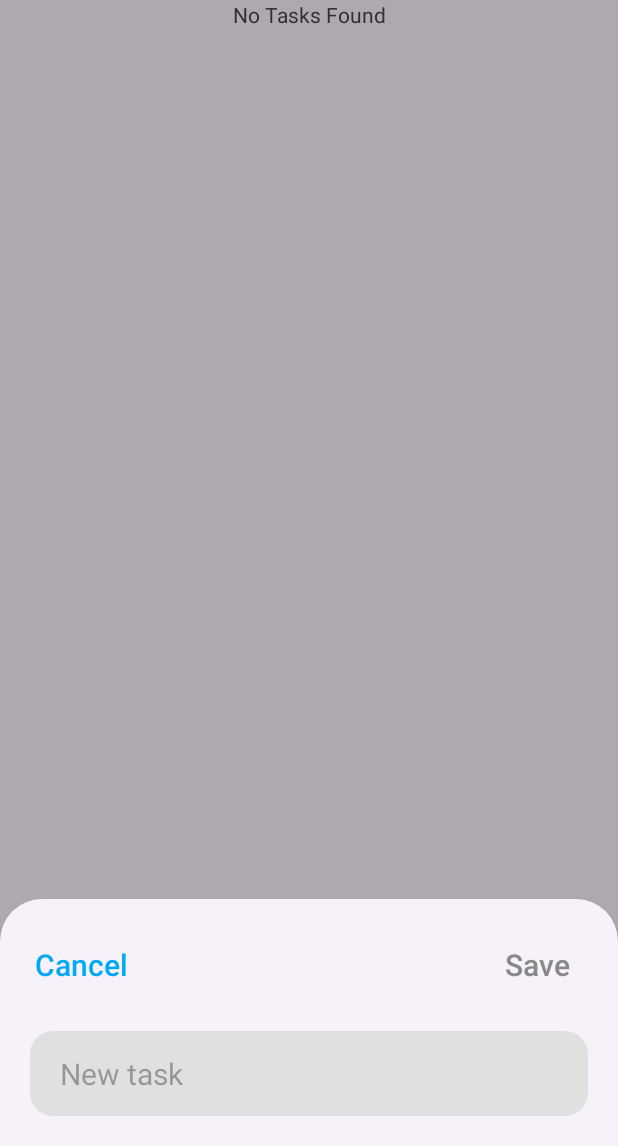
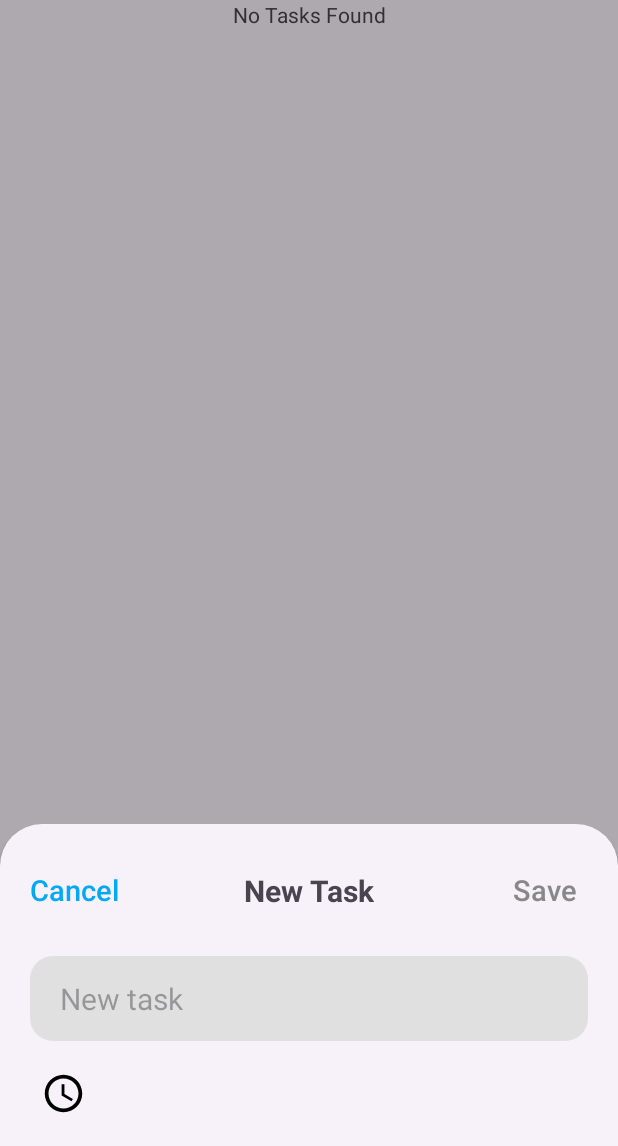
Before and after one commit to Phadoo/todo-list-android, an Android app: the screen it shows after launch (MainActivity), after a tap on an icon or button, on a phone screen of 412 x 824 dp, the part 90-1236 px from its top. Run offline under Robolectric (Android 15) with nearby library versions, the phone set to English and light mode, and no system bars; libraries missing offline, so code that uses them is left out: it.xabaras.android.

Commit message:
Fix on task not adding, tried to add features for DateTime

```diff
--- a/app/src/main/java/com/example/to_dolist/AddNewTask.java
+++ b/app/src/main/java/com/example/to_dolist/AddNewTask.java
@@ -67,6 +67,7 @@ public class AddNewTask extends BottomSheetDialogFragment {
         Button mSaveButton = view.findViewById(R.id.addButton);
         Button mCancelButton = view.findViewById(R.id.cancelButton);
         ImageButton mDeleteButton = view.findViewById(R.id.deleteButton);
+        ImageButton mTimeButton = view.findViewById(R.id.timeButton);
 
         // Use MainActivity's DatabaseHelper instance (passed via constructor/setter if needed)
         myDB = new DatabaseHelper(requireActivity());
@@ -119,9 +120,12 @@ public class AddNewTask extends BottomSheetDialogFragment {
         mSaveButton.setOnClickListener(v -> handleSave(finalTaskId, finalIsUpdate));
         mCancelButton.setOnClickListener(v -> dismiss());
         mDeleteButton.setOnClickListener(v -> deleteTask(finalTaskId));
+
+        // TODO: Add Time Button
+//        mTimeButton.setOnClickListener(v -> AddTime.newInstance().show(requireActivity().getSupportFragmentManager(), AddTime.TAG));
     }
 
-    private void deleteTask(final int position) {
+    private void deleteTask(final int position) { // Delete Task
         myDB.deleteTask(position);
         dismiss();
     }
--- a/app/src/main/java/com/example/to_dolist/Model/ToDoModel.java
+++ b/app/src/main/java/com/example/to_dolist/Model/ToDoModel.java
@@ -4,6 +4,7 @@ public class ToDoModel {
 
     private String task;
     private int id, status, position;
+    private long date;
 
     public String getTask() { return task; }
 
@@ -20,4 +21,8 @@ public class ToDoModel {
     public int getPosition() { return position; }
 
     public void setPosition(int position) { this.position = position; }
+
+    public long getDate() { return date; }
+
+    public void setDate(long date) { this.date = date; }
 }
--- a/app/src/main/java/com/example/to_dolist/Utils/DatabaseHelper.java
+++ b/app/src/main/java/com/example/to_dolist/Utils/DatabaseHelper.java
@@ -25,21 +25,21 @@ public class DatabaseHelper extends SQLiteOpenHelper {
     public static final String COLUMN_TASK = "TASK";
     public static final String COLUMN_STATUS = "STATUS";
     public static final String COLUMN_POSITION = "POSITION";
+    public static final String COLUMN_DATE = "DATE";
 
     // Create table query
     private static final String CREATE_TABLE_QUERY = "CREATE TABLE IF NOT EXISTS " + TABLE_NAME + " ("
             + COLUMN_ID + " INTEGER PRIMARY KEY AUTOINCREMENT, "
             + COLUMN_TASK + " TEXT, "
             + COLUMN_STATUS + " INTEGER, "
-            + COLUMN_POSITION + " INTEGER)";
+            + COLUMN_POSITION + " INTEGER, "
+            + COLUMN_DATE + " INTEGER)";
 
     // Index for status column
     private static final String CREATE_STATUS_INDEX = "CREATE INDEX IF NOT EXISTS idx_status ON "
             + TABLE_NAME + " (" + COLUMN_STATUS + ")";
 
-    public DatabaseHelper(Context context) {
-        super(context, DATABASE_NAME, null, DATABASE_VERSION);
-    }
+    public DatabaseHelper(Context context) { super(context, DATABASE_NAME, null, DATABASE_VERSION); }
 
     @Override
     public void onCreate(SQLiteDatabase db) {
@@ -60,6 +60,11 @@ public class DatabaseHelper extends SQLiteOpenHelper {
         contentValues.put(COLUMN_TASK, model.getTask());
         contentValues.put(COLUMN_STATUS, 0); // Default status is 0 (incomplete)
         contentValues.put(COLUMN_POSITION, 0);
+        if (model.getDate() == 0) { // Date can be null
+            contentValues.putNull(COLUMN_DATE);
+        } else {
+            contentValues.put(COLUMN_DATE, model.getDate());
+        }
         db.insert(TABLE_NAME, null, contentValues);
     }
 
@@ -114,13 +119,6 @@ public class DatabaseHelper extends SQLiteOpenHelper {
                 null, // Having
                 COLUMN_STATUS + " ASC, " + COLUMN_POSITION + " ASC" // Order by status ascending (incomplete first), then ID descending
         )) {
-            // Columns (null means all columns)
-            // Selection (null means all rows)
-            // Selection args
-            // Group by
-            // Having
-            // Order by ID descending (newest first)
-
             if (cursor.moveToFirst()) {
                 do {
                     ToDoModel task = new ToDoModel();
@@ -133,6 +131,8 @@ public class DatabaseHelper extends SQLiteOpenHelper {
                         task.setPosition(cursor.getInt(cursor.getColumnIndex(COLUMN_POSITION)));
                     }
 
+                    task.setDate(cursor.getLong(cursor.getColumnIndex(COLUMN_DATE)));
+
                     taskList.add(task);
                 } while (cursor.moveToNext());
             }
--- /dev/null
+++ b/app/src/main/res/drawable/datetime.xml
@@ -0,0 +1,7 @@
+<vector xmlns:android="http://schemas.android.com/apk/res/android" android:height="30dp" android:tint="#000000" android:viewportHeight="24" android:viewportWidth="24" android:width="30dp">
+
+    <path android:fillColor="@android:color/white" android:pathData="M11.99,2C6.47,2 2,6.48 2,12s4.47,10 9.99,10C17.52,22 22,17.52 22,12S17.52,2 11.99,2zM12,20c-4.42,0 -8,-3.58 -8,-8s3.58,-8 8,-8 8,3.58 8,8 -3.58,8 -8,8z"/>
+
+    <path android:fillColor="@android:color/white" android:pathData="M12.5,7H11v6l5.25,3.15 0.75,-1.23 -4.5,-2.67z"/>
+
+</vector>
--- a/app/src/main/res/drawable/delete.xml
+++ b/app/src/main/res/drawable/delete.xml
@@ -1,5 +1,5 @@
-<vector xmlns:android="http://schemas.android.com/apk/res/android" android:height="30dp" android:tint="@color/black" android:viewportHeight="24" android:viewportWidth="24" android:width="30dp">
+<vector xmlns:android="http://schemas.android.com/apk/res/android" android:height="30dp" android:tint="#000000" android:viewportHeight="24" android:viewportWidth="24" android:width="30dp">
 
-    <path android:fillColor="@android:color/white" android:pathData="M6,19c0,1.1 0.9,2 2,2h8c1.1,0 2,-0.9 2,-2V7H6v12zM19,4h-3.5l-1,-1h-5l-1,1H5v2h14V4z"/>
+    <path android:fillColor="@android:color/white" android:pathData="M6,19c0,1.1 0.9,2 2,2h8c1.1,0 2,-0.9 2,-2L18,7L6,7v12zM8,9h8v10L8,19L8,9zM15.5,4l-1,-1h-5l-1,1L5,4v2h14L19,4z"/>
 
 </vector>
--- a/app/src/main/res/layout/activity_main.xml
+++ b/app/src/main/res/layout/activity_main.xml
@@ -19,14 +19,13 @@
             android:layout_height="50dp"
             android:text="To-Do List"
             android:layout_centerHorizontal="true"
-            android:textSize="25sp"
-            android:textStyle="bold"
             android:gravity="center"
             android:layout_marginTop="10dp"
             app:layout_constraintBottom_toBottomOf="parent"
             app:layout_constraintEnd_toEndOf="parent"
             app:layout_constraintStart_toStartOf="parent"
-            app:layout_constraintTop_toTopOf="parent"/>
+            app:layout_constraintTop_toTopOf="parent"
+            style="@style/TitleStyle" />
 
         <TextView
             android:id="@+id/emptyTextView"
--- a/app/src/main/res/layout/add_new_task.xml
+++ b/app/src/main/res/layout/add_new_task.xml
@@ -13,28 +13,49 @@
         android:minLines="1"
         android:maxLines="5"
         android:layout_centerHorizontal="true"
-        android:layout_below="@id/addButton"
+        android:layout_below="@id/consLayout"
         style="@style/EditTextStyle"/>
+
+    <androidx.constraintlayout.widget.ConstraintLayout
+        android:id="@+id/consLayout"
+        xmlns:app="http://schemas.android.com/apk/res-auto"
+        android:layout_width="match_parent"
+        android:layout_height="wrap_content">
 
         <Button
             android:id="@+id/addButton"
             android:layout_width="wrap_content"
             android:layout_height="wrap_content"
             android:text="@string/SaveButton_AddNewTask"
-        android:layout_alignParentEnd="true"
-        android:layout_marginEnd="10dp"
+            app:layout_constraintEnd_toEndOf="parent"
+            app:layout_constraintTop_toTopOf="parent"
+            android:layout_marginEnd="5dp"
             android:layout_marginTop="20dp"
             style="@style/ButtonStyle"/>
+
+        <TextView
+            android:id="@+id/titleTextView"
+            android:layout_width="wrap_content"
+            android:layout_height="wrap_content"
+            android:text="New Task"
+            app:layout_constraintStart_toEndOf="@id/cancelButton"
+            app:layout_constraintEnd_toStartOf="@id/addButton"
+            app:layout_constraintTop_toTopOf="@id/addButton"
+            app:layout_constraintBottom_toBottomOf="@id/addButton"
+            style="@style/PromptStyle"/>
 
         <Button
             android:id="@+id/cancelButton"
             android:layout_width="wrap_content"
             android:layout_height="wrap_content"
             android:text="@string/CancelButton_AddNewTask"
-        android:layout_alignParentStart="true"
-        android:layout_marginStart="10dp"
+            app:layout_constraintStart_toStartOf="parent"
+            app:layout_constraintTop_toTopOf="parent"
+            android:layout_marginStart="5dp"
             android:layout_marginTop="20dp"
             style="@style/ButtonStyle"/>
+
+    </androidx.constraintlayout.widget.ConstraintLayout>
 
     <ImageButton
         android:id="@+id/deleteButton"
@@ -44,14 +65,16 @@
         android:src="@drawable/delete"
         android:layout_below="@+id/edit_text"
         android:layout_alignParentEnd="true"
-        android:layout_marginEnd="27dp"
+        android:layout_marginEnd="27dp"/>
+
+    <ImageButton
+        android:id="@+id/timeButton"
+        android:layout_width="wrap_content"
+        android:layout_height="wrap_content"
+        android:background="@android:color/transparent"
+        android:src="@drawable/datetime"
+        android:layout_below="@+id/edit_text"
+        android:layout_marginStart="27dp"
         android:layout_marginBottom="20dp"/>
 
-<!--    <Spinner-->
-<!--        android:id="@+id/prioritySpinner"-->
-<!--        android:layout_width="match_parent"-->
-<!--        android:layout_height="wrap_content"-->
-<!--        android:layout_below="@+id/edit_text"-->
-<!--        android:layout_marginTop="5dp"/>-->
-
 </RelativeLayout>
--- a/app/src/main/res/values/styles.xml
+++ b/app/src/main/res/values/styles.xml
@@ -11,7 +11,15 @@
     <style name="ButtonStyle" parent="Widget.AppCompat.Button">
         <item name="android:background">@drawable/button_shape</item>
         <item name="android:textColor">@color/light_blue</item>
-        <item name="android:textSize">20sp</item>
+        <item name="android:textSize">19sp</item>
         <item name="textAllCaps">false</item>
     </style>
+    <style name="TitleStyle" parent="Widget.AppCompat.TextView">
+        <item name="android:textSize">25sp</item>
+        <item name="android:textStyle">bold</item>
+    </style>
+    <style name="PromptStyle" parent="Widget.AppCompat.TextView">
+        <item name="android:textSize">20sp</item>
+        <item name="android:textStyle">bold</item>
+    </style>
 </resources>
```
Also changed, not shown: app/src/main/res/layout/add_time.xml (added, +48 -0 lines). Lines whose indentation alone changed are shown as unchanged.
